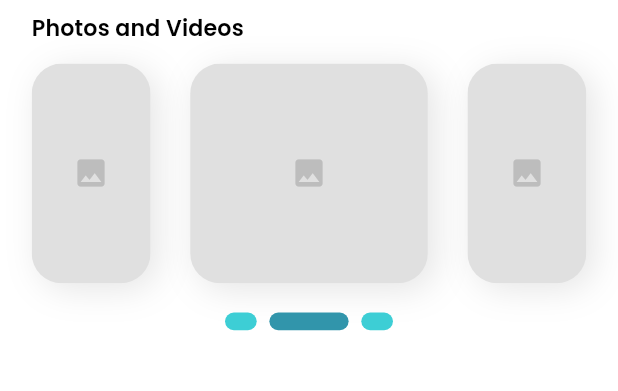
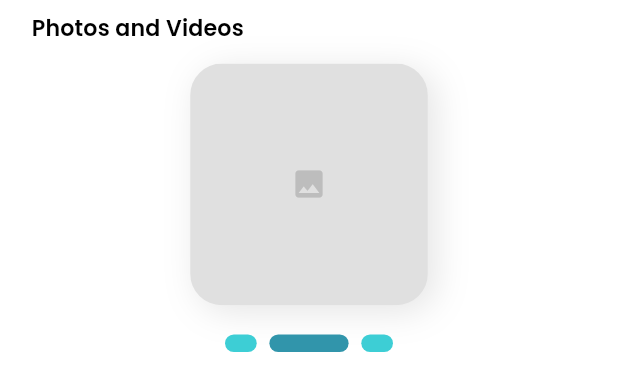
Before and after one commit to Anwaaralikhan550/oneconnect, a Flutter app: the PhotosAndVideosSection widget shown alone on an empty page, opened directly, on a phone screen of 412 x 824 dp. Shown: the top 391 px of the screen. Run offline on Flutter 3.47's test engine with Material 3 defaults, Android fonts, the phone set to English and light mode, and no system bars; our stand-ins replace firebase_core, firebase_messaging, flutter_map, flutter_secure_storage, flutter_svg, geolocator and 4 more; missing offline and left inert: video_thumbnail; accounts and stored records are empty; network calls fail; statements that could not run were skipped; project files that could hold a hidden picture were left out.

Commit message:
Adjust photos/videos carousel card height for better image visibility

```diff
--- a/lib/widgets/photos_and_videos_section.dart
+++ b/lib/widgets/photos_and_videos_section.dart
@@ -3,9 +3,7 @@
 
 /// A standardized "Photos and Videos" section used across all detail screens.
 ///
-/// Displays a small-large-small (75-150-75) photo layout with 3 teal dot
-/// indicators. Supports a PageView carousel when more than 3 images are
-/// provided.
+/// Displays a centered large image with smaller left/right previews.
 class PhotosAndVideosSection extends StatefulWidget {
   final List<String> imageUrls;
   final double designWidth;
@@ -23,8 +21,15 @@
 }
 
 class _PhotosAndVideosSectionState extends State<PhotosAndVideosSection> {
+  static const double _centerCardW = 150;
+  static const double _sideCardW = 75;
+  static const double _cardH = 165;
+  static const double _cardRadius = 20;
+  static const double _designViewportFraction = 137.5 / 390; // 75-150-75 with ~25 gap
+
   int _currentPage = 0;
-  late PageController _pageController;
+  late final PageController _pageController;
+  double _pageOffset = 0;
 
   double _w(double v) =>
       (v / widget.designWidth) * MediaQuery.of(context).size.width;
@@ -33,21 +38,16 @@
   double _fs(double v) =>
       (v / widget.designWidth) * MediaQuery.of(context).size.width;
 
-  /// Split imageUrls into pages of 3.
-  List<List<String>> get _pages {
-    final urls = widget.imageUrls;
-    if (urls.isEmpty) return [[]]; // single page with placeholders
-    final pages = <List<String>>[];
-    for (var i = 0; i < urls.length; i += 3) {
-      pages.add(urls.sublist(i, (i + 3).clamp(0, urls.length)));
-    }
-    return pages;
-  }
-
   @override
   void initState() {
     super.initState();
-    _pageController = PageController();
+    _pageController = PageController(viewportFraction: _designViewportFraction);
+    _pageController.addListener(() {
+      if (!mounted) return;
+      setState(() {
+        _pageOffset = _pageController.page ?? _currentPage.toDouble();
+      });
+    });
   }
 
   @override
@@ -58,20 +58,16 @@
 
   @override
   Widget build(BuildContext context) {
-    final pages = _pages;
-    final pageCount = pages.length;
+    final imageUrls = widget.imageUrls;
+    final itemCount = imageUrls.isEmpty ? 1 : imageUrls.length;
 
-    // Determine which dot is active:
-    // - With 1 page: middle dot (index 1) is active
-    // - With multiple pages: dot index maps to page index (0, 1, 2)
-    final activeDot = pageCount <= 1 ? 1 : _currentPage.clamp(0, 2);
+    final activeDot = itemCount <= 1 ? 1 : (_currentPage % 3);
 
     return Container(
       padding: EdgeInsets.symmetric(vertical: _h(10)),
       child: Column(
         crossAxisAlignment: CrossAxisAlignment.start,
         children: [
-          // Section Header
           Padding(
             padding: EdgeInsets.symmetric(horizontal: _w(20)),
             child: Text(
@@ -86,25 +82,40 @@
             ),
           ),
           SizedBox(height: _h(15)),
-
-          // Photo Row (PageView carousel)
           SizedBox(
-            height: _h(150),
-            child: pageCount <= 1
-                ? _buildPhotoRow(pages.first)
+            height: _h(_cardH),
+            child: imageUrls.isEmpty
+                ? Center(
+                    child: _buildPhotoFrame(
+                      _w(_centerCardW),
+                      _h(_cardH),
+                      null,
+                    ),
+                  )
                 : PageView.builder(
                     controller: _pageController,
-                    itemCount: pageCount,
+                    itemCount: imageUrls.length,
                     onPageChanged: (index) {
                       setState(() => _currentPage = index);
                     },
-                    itemBuilder: (context, index) =>
-                        _buildPhotoRow(pages[index]),
+                    itemBuilder: (context, index) {
+                      final distance = (_pageOffset - index).abs().clamp(0.0, 1.0);
+                      final width =
+                          _w(_centerCardW) - ((_w(_centerCardW) - _w(_sideCardW)) * distance);
+
+                      return Center(
+                        child: AnimatedContainer(
+                          duration: const Duration(milliseconds: 140),
+                          curve: Curves.easeOut,
+                          width: width,
+                          height: _h(_cardH),
+                          child: _buildPhotoFrame(width, _h(_cardH), imageUrls[index]),
+                        ),
+                      );
+                    },
                   ),
           ),
           SizedBox(height: _h(20)),
-
-          // Dot Indicators
           Row(
             mainAxisAlignment: MainAxisAlignment.center,
             children: [
@@ -120,29 +131,12 @@
     );
   }
 
-  /// Builds the small-large-small photo row for a single page of up to 3 URLs.
-  Widget _buildPhotoRow(List<String> urls) {
-    return Row(
-      mainAxisAlignment: MainAxisAlignment.center,
-      children: [
-        _buildPhotoFrame(_w(75), _h(150), urls.isNotEmpty ? urls[0] : null),
-        SizedBox(width: _w(25)),
-        _buildPhotoFrame(
-            _w(150), _h(150), urls.length > 1 ? urls[1] : (urls.isNotEmpty ? urls[0] : null)),
-        SizedBox(width: _w(25)),
-        _buildPhotoFrame(
-            _w(75), _h(150), urls.length > 2 ? urls[2] : (urls.isNotEmpty ? urls[0] : null)),
-      ],
-    );
-  }
-
-  /// A single rounded photo container with shadow and error fallback.
   Widget _buildPhotoFrame(double width, double height, String? url) {
     return Container(
       width: width,
       height: height,
       decoration: BoxDecoration(
-        borderRadius: BorderRadius.circular(20),
+        borderRadius: BorderRadius.circular(_w(_cardRadius)),
         boxShadow: [
           BoxShadow(
             color: Colors.black.withOpacity(0.10),
@@ -152,7 +146,7 @@
         ],
       ),
       child: ClipRRect(
-        borderRadius: BorderRadius.circular(20),
+        borderRadius: BorderRadius.circular(_w(_cardRadius)),
         child: url != null && url.isNotEmpty
             ? Image.network(
                 url,
@@ -160,28 +154,27 @@
                 errorBuilder: (c, e, s) => Container(
                   color: Colors.grey[300],
                   child: Center(
-                      child: Icon(Icons.photo, color: Colors.grey[400])),
+                    child: Icon(Icons.photo, color: Colors.grey[400]),
+                  ),
                 ),
               )
             : Container(
                 color: Colors.grey[300],
                 child: Center(
-                    child: Icon(Icons.photo, color: Colors.grey[400])),
+                  child: Icon(Icons.photo, color: Colors.grey[400]),
+                ),
               ),
       ),
     );
   }
 
-  /// A single dot indicator.
   Widget _buildDot(int dotIndex, int activeDot) {
     final isActive = dotIndex == activeDot;
     return Container(
       width: dotIndex == 1 ? _w(50) : _w(20),
       height: _h(12),
       decoration: BoxDecoration(
-        color: isActive
-            ? const Color(0xFF3195AB)
-            : const Color(0xFF3DCED5),
+        color: isActive ? const Color(0xFF3195AB) : const Color(0xFF3DCED5),
         borderRadius: BorderRadius.circular(20),
       ),
     );
```
